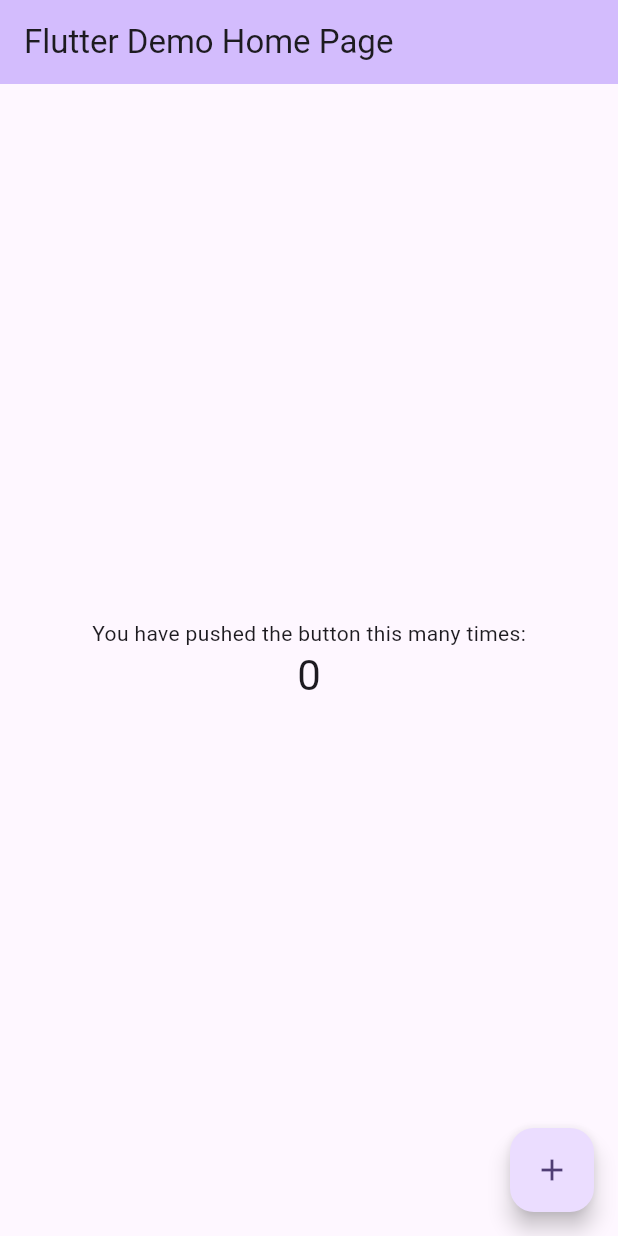
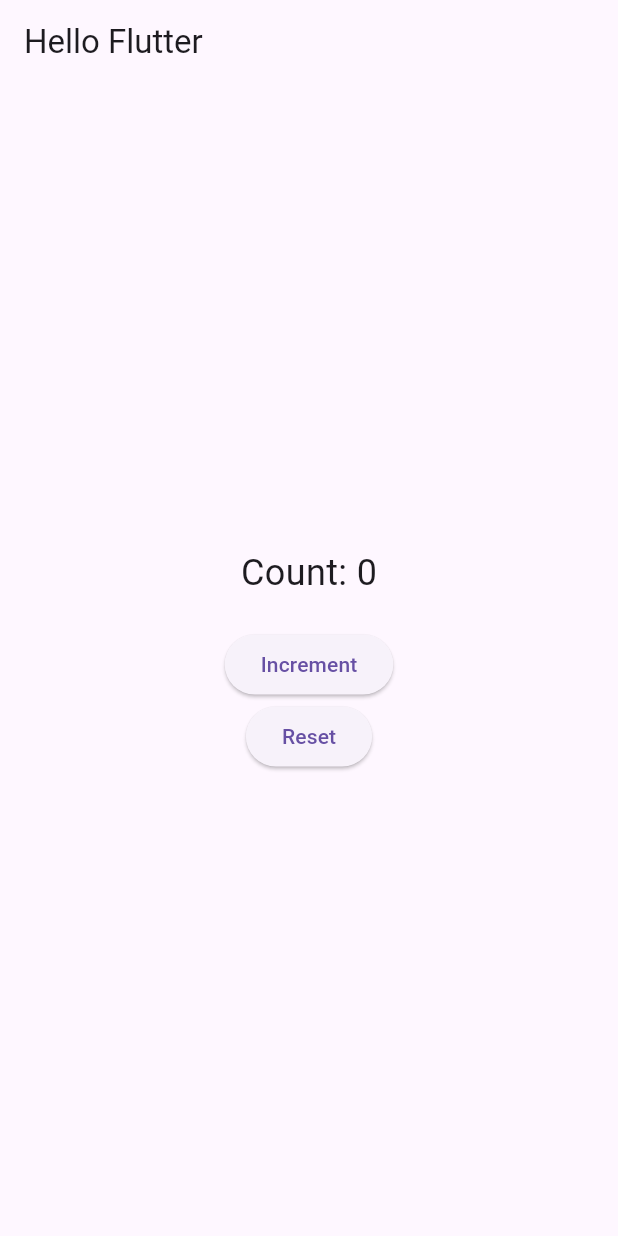
Before and after one commit to jzuber29/provider_mixin_extension, a Flutter app: the screen it shows after launch, on a phone screen of 412 x 824 dp. Run offline on Flutter 3.47's test engine with Material 3 defaults, Android fonts, the phone set to English and light mode, and no system bars.

Commit message:
provider/mixin/extension

```diff
--- /dev/null
+++ b/lib/extensions/string_extension.dart
@@ -0,0 +1,6 @@
+extension StringExtension on String {
+  String capitalizeFirst() {
+    if (isEmpty) return this;
+    return this[0].toUpperCase() + substring(1);
+  }
+}
--- a/lib/main.dart
+++ b/lib/main.dart
@@ -1,122 +1,70 @@
 import 'package:flutter/material.dart';
+import 'package:provider/provider.dart';
+import 'mixins/log_mixin.dart';
+import 'extensions/string_extension.dart';
+import 'providers/counter_provider.dart';
 
 void main() {
-  runApp(const MyApp());
+  runApp(
+    MultiProvider(
+      providers: [
+        ChangeNotifierProvider(create: (_) => CounterProvider()),
+      ],
+      child: const MyApp(),
+    ),
+  );
 }
 
 class MyApp extends StatelessWidget {
   const MyApp({super.key});
 
-  // This widget is the root of your application.
   @override
   Widget build(BuildContext context) {
     return MaterialApp(
-      title: 'Flutter Demo',
-      theme: ThemeData(
-        // This is the theme of your application.
-        //
-        // TRY THIS: Try running your application with "flutter run". You'll see
-        // the application has a purple toolbar. Then, without quitting the app,
-        // try changing the seedColor in the colorScheme below to Colors.green
-        // and then invoke "hot reload" (save your changes or press the "hot
-        // reload" button in a Flutter-supported IDE, or press "r" if you used
-        // the command line to start the app).
-        //
-        // Notice that the counter didn't reset back to zero; the application
-        // state is not lost during the reload. To reset the state, use hot
-        // restart instead.
-        //
-        // This works for code too, not just values: Most code changes can be
-        // tested with just a hot reload.
-        colorScheme: ColorScheme.fromSeed(seedColor: Colors.deepPurple),
-      ),
-      home: const MyHomePage(title: 'Flutter Demo Home Page'),
+      title: 'Provider + Extension + Mixin',
+      theme: ThemeData(primarySwatch: Colors.blue),
+      home: const CounterScreen(),
     );
   }
 }
 
-class MyHomePage extends StatefulWidget {
-  const MyHomePage({super.key, required this.title});
-
-  // This widget is the home page of your application. It is stateful, meaning
-  // that it has a State object (defined below) that contains fields that affect
-  // how it looks.
-
-  // This class is the configuration for the state. It holds the values (in this
-  // case the title) provided by the parent (in this case the App widget) and
-  // used by the build method of the State. Fields in a Widget subclass are
-  // always marked "final".
-
-  final String title;
+class CounterScreen extends StatefulWidget {
+  const CounterScreen({super.key});
 
   @override
-  State<MyHomePage> createState() => _MyHomePageState();
+  State<CounterScreen> createState() => _CounterScreenState();
 }
 
-class _MyHomePageState extends State<MyHomePage> {
-  int _counter = 0;
-
-  void _incrementCounter() {
-    setState(() {
-      // This call to setState tells the Flutter framework that something has
-      // changed in this State, which causes it to rerun the build method below
-      // so that the display can reflect the updated values. If we changed
-      // _counter without calling setState(), then the build method would not be
-      // called again, and so nothing would appear to happen.
-      _counter++;
-    });
-  }
-
+class _CounterScreenState extends State<CounterScreen> with LogMixin {
   @override
   Widget build(BuildContext context) {
-    // This method is rerun every time setState is called, for instance as done
-    // by the _incrementCounter method above.
-    //
-    // The Flutter framework has been optimized to make rerunning build methods
-    // fast, so that you can just rebuild anything that needs updating rather
-    // than having to individually change instances of widgets.
+    final provider = Provider.of<CounterProvider>(context);
+
     return Scaffold(
-      appBar: AppBar(
-        // TRY THIS: Try changing the color here to a specific color (to
-        // Colors.amber, perhaps?) and trigger a hot reload to see the AppBar
-        // change color while the other colors stay the same.
-        backgroundColor: Theme.of(context).colorScheme.inversePrimary,
-        // Here we take the value from the MyHomePage object that was created by
-        // the App.build method, and use it to set our appbar title.
-        title: Text(widget.title),
-      ),
+      appBar: AppBar(title: Text('Hello ${'flutter'.capitalizeFirst()}')),
       body: Center(
-        // Center is a layout widget. It takes a single child and positions it
-        // in the middle of the parent.
         child: Column(
-          // Column is also a layout widget. It takes a list of children and
-          // arranges them vertically. By default, it sizes itself to fit its
-          // children horizontally, and tries to be as tall as its parent.
-          //
-          // Column has various properties to control how it sizes itself and
-          // how it positions its children. Here we use mainAxisAlignment to
-          // center the children vertically; the main axis here is the vertical
-          // axis because Columns are vertical (the cross axis would be
-          // horizontal).
-          //
-          // TRY THIS: Invoke "debug painting" (choose the "Toggle Debug Paint"
-          // action in the IDE, or press "p" in the console), to see the
-          // wireframe for each widget.
           mainAxisAlignment: MainAxisAlignment.center,
-          children: <Widget>[
-            const Text('You have pushed the button this many times:'),
-            Text(
-              '$_counter',
-              style: Theme.of(context).textTheme.headlineMedium,
+          children: [
+            Text('Count: ${provider.count}', style: const TextStyle(fontSize: 24)),
+            const SizedBox(height: 20),
+            ElevatedButton(
+              onPressed: () {
+                provider.increment();
+                logInfo('Incremented count: ${provider.count}');
+              },
+              child: const Text('Increment'),
+            ),
+            ElevatedButton(
+              onPressed: () {
+                provider.reset();
+                logWarning('Counter reset!');
+              },
+              child: const Text('Reset'),
             ),
           ],
         ),
       ),
-      floatingActionButton: FloatingActionButton(
-        onPressed: _incrementCounter,
-        tooltip: 'Increment',
-        child: const Icon(Icons.add),
-      ), // This trailing comma makes auto-formatting nicer for build methods.
     );
   }
 }
--- /dev/null
+++ b/lib/providers/counter_provider.dart
@@ -0,0 +1,17 @@
+import 'package:flutter/foundation.dart';
+
+class CounterProvider with ChangeNotifier {
+  int _count = 0;
+
+  int get count => _count;
+
+  void increment() {
+    _count++;
+    notifyListeners();
+  }
+
+  void reset() {
+    _count = 0;
+    notifyListeners();
+  }
+}
```
Also changed, not shown: lib/mixins/log_mixin.dart (added, +9 -0 lines), pubspec.yaml (+8 -70 lines), pubspec.lock.
